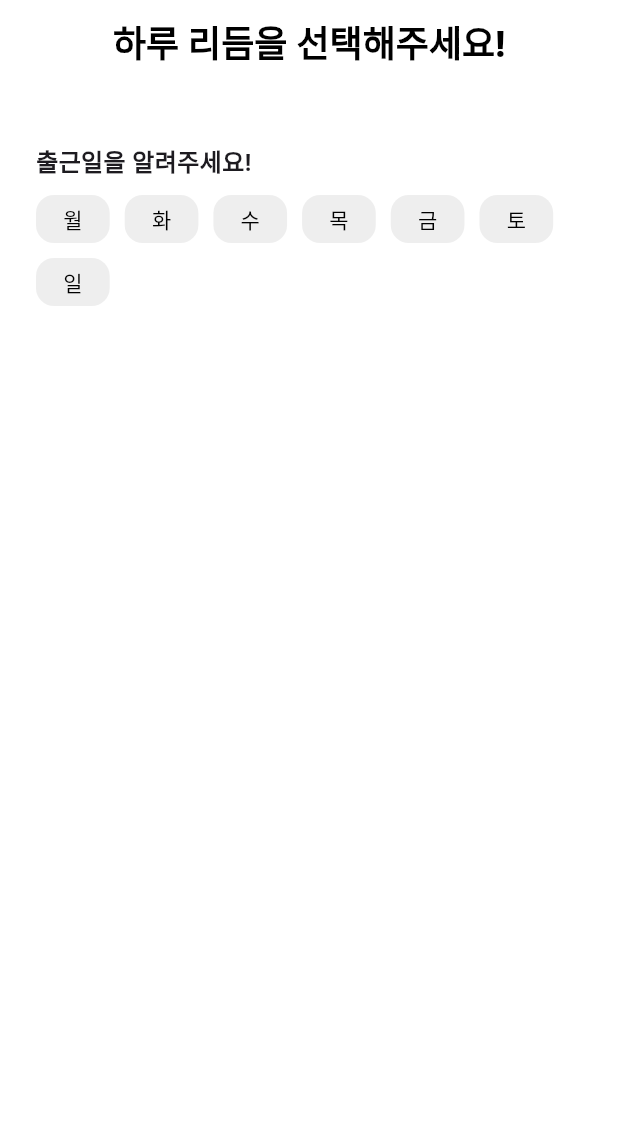
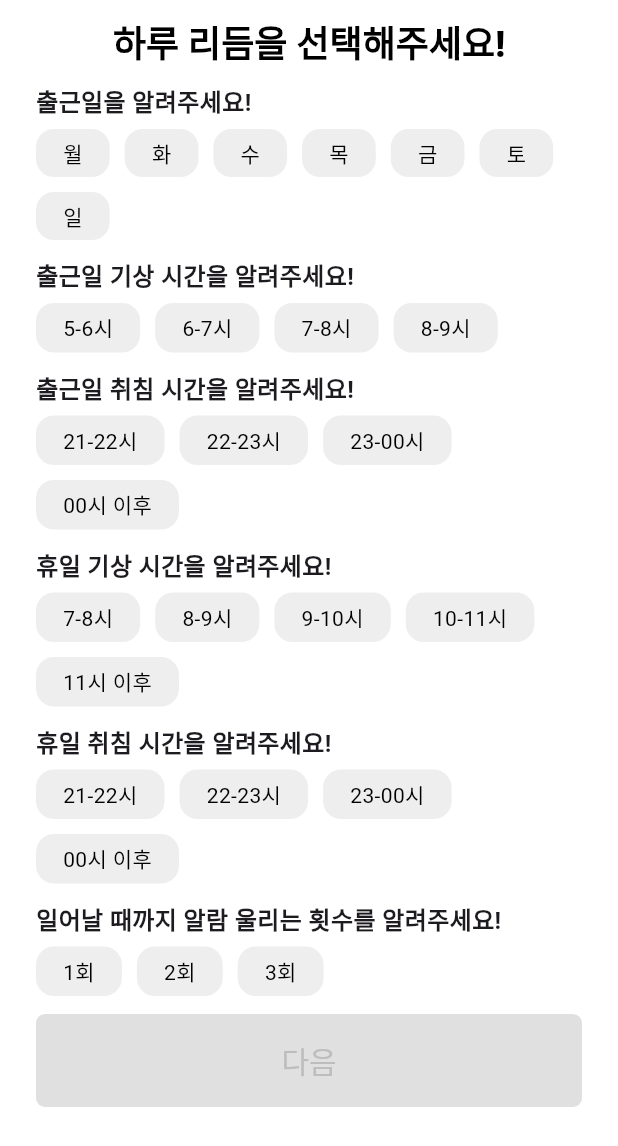
Before and after one commit to Aloha-RoomMate/RoomMate, a Flutter app: the screen it shows after launch, on a phone screen of 412 x 824 dp. Shown: the top 1146 px of the screen. Run offline on Flutter 3.47's test engine with Material 3 defaults, Android fonts, the light colour scheme and no system bars.

Commit message:
카테고리 선택 첫 페이지

```diff
--- a/lib/features/category/daily_rythm_screen.dart
+++ b/lib/features/category/daily_rythm_screen.dart
@@ -2,6 +2,8 @@ import 'package:flutter/material.dart';
 import 'package:roommate/constants/gaps.dart';
 import 'package:roommate/constants/sizes.dart';
 import 'package:roommate/features/category/widgets/category_button.dart';
+import 'package:roommate/features/category/widgets/form_button.dart';
+import 'package:roommate/features/category/work_pattern_screen.dart';
 
 class DailyRythmScreen extends StatefulWidget {
   const DailyRythmScreen({super.key});
@@ -11,6 +13,43 @@ class DailyRythmScreen extends StatefulWidget {
 }
 
 class _DailyRythmScreenState extends State<DailyRythmScreen> {
+  List<List<bool>> _selectionStates = [
+    List.filled(7, false),
+    List.filled(4, false),
+    List.filled(4, false),
+    List.filled(5, false),
+    List.filled(4, false),
+    List.filled(3, false),
+  ];
+
+  void _onChipTap(int groupIndex, int buttonIndex) {
+    setState(() {
+      _selectionStates[groupIndex][buttonIndex] =
+          !_selectionStates[groupIndex][buttonIndex];
+    });
+  }
+
+  bool _checkNextButtonAvailable() {
+    for (final groupState in _selectionStates) {
+      if (!groupState.contains(true)) {
+        return false;
+      }
+    }
+    return true;
+  }
+
+  void _onNextTap() {
+    if (_checkNextButtonAvailable()) {
+      Navigator.of(
+        context,
+      ).push(
+        MaterialPageRoute(
+          builder: (context) => WorkPatternScreen(),
+        ),
+      );
+    }
+  }
+
   @override
   Widget build(BuildContext context) {
     return Scaffold(
@@ -24,9 +63,10 @@ class _DailyRythmScreenState extends State<DailyRythmScreen> {
         centerTitle: true,
       ),
       body: Padding(
-        padding: EdgeInsets.symmetric(
-          vertical: Sizes.size40,
-          horizontal: Sizes.size24,
+        padding: EdgeInsets.only(
+          left: Sizes.size24,
+          right: Sizes.size24,
+          bottom: Sizes.size24,
         ),
         child: SingleChildScrollView(
           child: Column(
@@ -39,19 +79,131 @@ class _DailyRythmScreenState extends State<DailyRythmScreen> {
                   fontWeight: FontWeight.w600,
                 ),
               ),
-              Gaps.v10,
+              Gaps.v6,
               Wrap(
                 spacing: Sizes.size10,
                 runSpacing: Sizes.size10,
-                children: [
-                  CategoryButton(text: '월'),
-                  CategoryButton(text: '화'),
-                  CategoryButton(text: '수'),
-                  CategoryButton(text: '목'),
-                  CategoryButton(text: '금'),
-                  CategoryButton(text: '토'),
-                  CategoryButton(text: '일'),
-                ],
+                children: List.generate(7, (buttonIndex) {
+                  final textOptions = ['월', '화', '수', '목', '금', '토', '일'];
+                  return CategoryButton(
+                    text: textOptions[buttonIndex],
+                    myonTap: () => _onChipTap(0, buttonIndex),
+                  );
+                }),
+              ),
+              Gaps.v12,
+              Text(
+                '출근일 기상 시간을 알려주세요!',
+                style: TextStyle(
+                  fontSize: Sizes.size16,
+                  fontWeight: FontWeight.w600,
+                ),
+              ),
+              Gaps.v6,
+              Wrap(
+                spacing: Sizes.size10,
+                runSpacing: Sizes.size10,
+                children: List.generate(4, (buttonIndex) {
+                  final textOptions = ['5-6시', '6-7시', '7-8시', '8-9시', '9시 이후'];
+                  return CategoryButton(
+                    text: textOptions[buttonIndex],
+                    myonTap: () => _onChipTap(1, buttonIndex),
+                  );
+                }),
+              ),
+              Gaps.v12,
+              Text(
+                '출근일 취침 시간을 알려주세요!',
+                style: TextStyle(
+                  fontSize: Sizes.size16,
+                  fontWeight: FontWeight.w600,
+                ),
+              ),
+              Gaps.v6,
+              Wrap(
+                spacing: Sizes.size10,
+                runSpacing: Sizes.size10,
+                children: List.generate(4, (buttonIndex) {
+                  final textOptions = ['21-22시', '22-23시', '23-00시', '00시 이후'];
+                  return CategoryButton(
+                    text: textOptions[buttonIndex],
+                    myonTap: () => _onChipTap(2, buttonIndex),
+                  );
+                }),
+              ),
+              Gaps.v12,
+              Text(
+                '휴일 기상 시간을 알려주세요!',
+                style: TextStyle(
+                  fontSize: Sizes.size16,
+                  fontWeight: FontWeight.w600,
+                ),
+              ),
+              Gaps.v6,
+              Wrap(
+                spacing: Sizes.size10,
+                runSpacing: Sizes.size10,
+                children: List.generate(5, (buttonIndex) {
+                  final textOptions = [
+                    '7-8시',
+                    '8-9시',
+                    '9-10시',
+                    '10-11시',
+                    '11시 이후',
+                  ];
+                  return CategoryButton(
+                    text: textOptions[buttonIndex],
+                    myonTap: () => _onChipTap(3, buttonIndex),
+                  );
+                }),
+              ),
+              Gaps.v12,
+              Text(
+                '휴일 취침 시간을 알려주세요!',
+                style: TextStyle(
+                  fontSize: Sizes.size16,
+                  fontWeight: FontWeight.w600,
+                ),
+              ),
+              Gaps.v6,
+              Wrap(
+                spacing: Sizes.size10,
+                runSpacing: Sizes.size10,
+                children: List.generate(4, (buttonIndex) {
+                  final textOptions = ['21-22시', '22-23시', '23-00시', '00시 이후'];
+                  return CategoryButton(
+                    text: textOptions[buttonIndex],
+                    myonTap: () => _onChipTap(4, buttonIndex),
+                  );
+                }),
+              ),
+              Gaps.v12,
+              Text(
+                '일어날 때까지 알람 울리는 횟수를 알려주세요!',
+                style: TextStyle(
+                  fontSize: Sizes.size16,
+                  fontWeight: FontWeight.w600,
+                ),
+              ),
+              Gaps.v6,
+              Wrap(
+                spacing: Sizes.size10,
+                runSpacing: Sizes.size10,
+                children: List.generate(3, (buttonIndex) {
+                  final textOptions = ['1회', '2회', '3회'];
+                  return CategoryButton(
+                    text: textOptions[buttonIndex],
+                    myonTap: () => _onChipTap(5, buttonIndex),
+                  );
+                }),
+              ),
+              Gaps.v12,
+              GestureDetector(
+                onTap: _onNextTap,
+                child: FormButton(
+                  enabled: _checkNextButtonAvailable(),
+                  text: "다음",
+                ),
               ),
             ],
           ),
--- a/lib/features/category/widgets/category_button.dart
+++ b/lib/features/category/widgets/category_button.dart
@@ -2,8 +2,14 @@ import 'package:flutter/material.dart';
 import 'package:roommate/constants/sizes.dart';
 
 class CategoryButton extends StatefulWidget {
-  const CategoryButton({super.key, required this.text});
+  CategoryButton({
+    super.key,
+    required this.text,
+    required this.myonTap,
+  });
+
   final String text;
+  final Function myonTap;
 
   @override
   State<CategoryButton> createState() => _CategoryButtonState();
@@ -14,13 +20,13 @@ class _CategoryButtonState extends State<CategoryButton> {
 
   void _onChipTap() {
     _isSelected = !_isSelected;
-    setState(() {});
+    widget.myonTap();
   }
 
   @override
   Widget build(BuildContext context) {
     return GestureDetector(
-      onTap: _onChipTap,
+      onTap: () => _onChipTap(),
       child: AnimatedContainer(
         duration: Duration(
           milliseconds: 300,
--- /dev/null
+++ b/lib/features/category/widgets/form_button.dart
@@ -0,0 +1,36 @@
+import 'package:flutter/material.dart';
+import 'package:roommate/constants/sizes.dart';
+import 'package:roommate/features/category/work_pattern_screen.dart';
+
+class FormButton extends StatelessWidget {
+  const FormButton({super.key, required this.enabled, required this.text});
+
+  final bool enabled;
+  final String text;
+
+  @override
+  Widget build(BuildContext context) {
+    return FractionallySizedBox(
+      widthFactor: 1,
+      child: AnimatedContainer(
+        padding: EdgeInsets.symmetric(vertical: Sizes.size16),
+        decoration: BoxDecoration(
+          borderRadius: BorderRadius.circular(6),
+          color: enabled
+              ? Theme.of(context).primaryColor
+              : Colors.grey.shade300,
+        ),
+        duration: Duration(milliseconds: 300),
+        child: AnimatedDefaultTextStyle(
+          duration: Duration(milliseconds: 300),
+          style: TextStyle(
+            color: enabled ? Colors.white : Colors.grey[400],
+            fontSize: Sizes.size20,
+            fontWeight: FontWeight.w400,
+          ),
+          child: Text(text, textAlign: TextAlign.center),
+        ),
+      ),
+    );
+  }
+}
```
Also changed, not shown: lib/features/category/work_pattern_screen.dart (added, +203 -0 lines).
